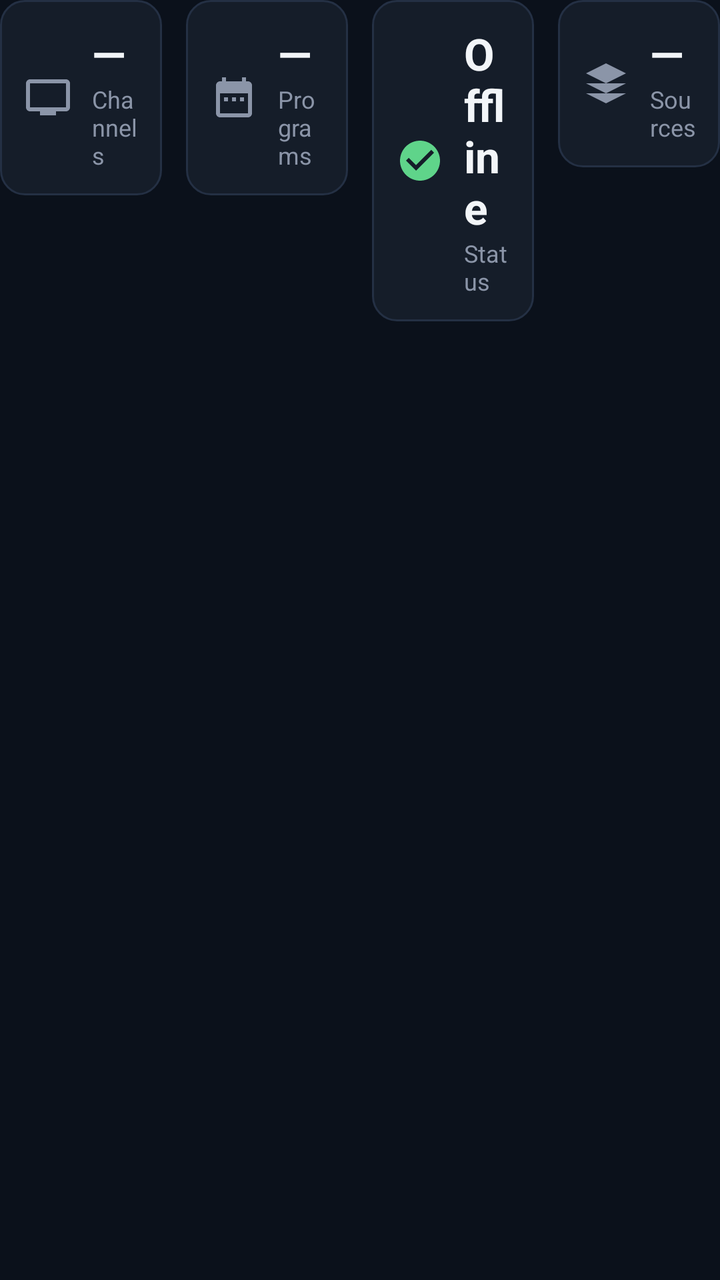
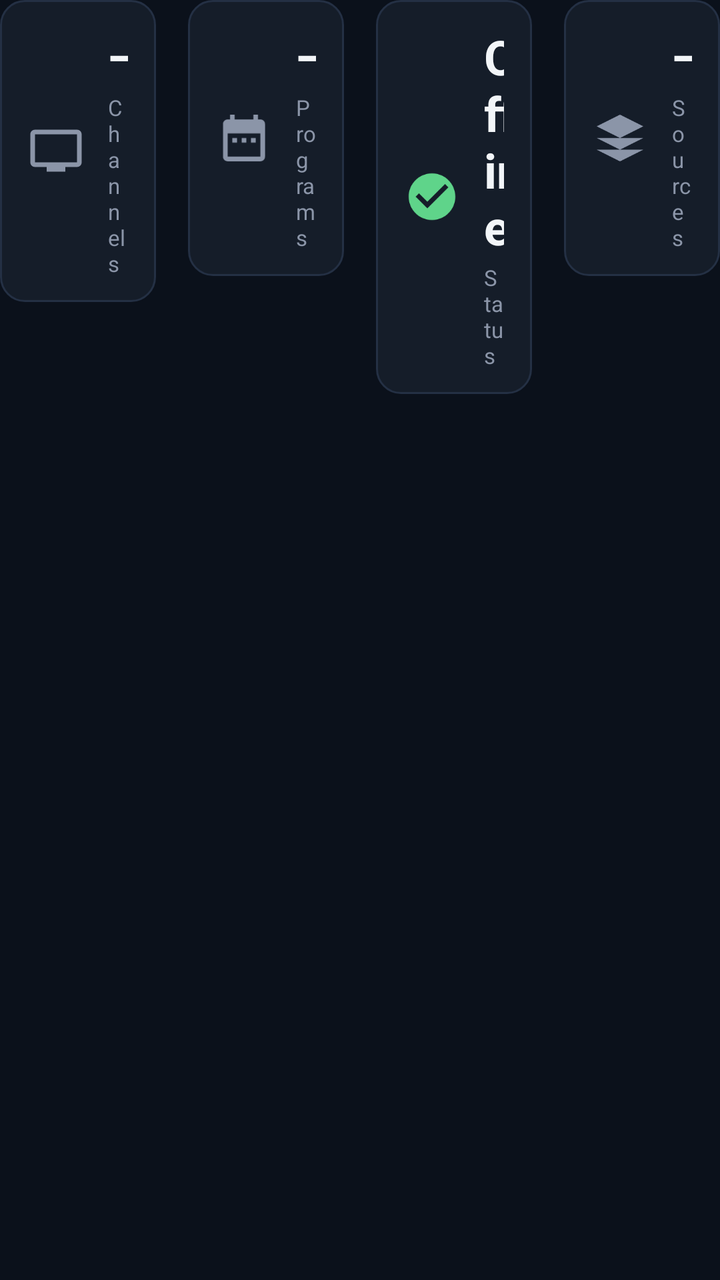

Compare the two renders of this Android layout. The source of the first and the diff that turns it into the second are given below.
<!-- AndroidManifest.xml: application theme Theme.StepDaddyGateway -->
<!-- res/layout/include_main_stats_row.xml -->
<?xml version="1.0" encoding="utf-8"?>
<LinearLayout xmlns:android="http://schemas.android.com/apk/res/android"
    android:layout_width="match_parent"
    android:layout_height="wrap_content"
    android:orientation="horizontal"
    android:weightSum="4">

    <LinearLayout
        android:layout_width="0dp"
        android:layout_height="wrap_content"
        android:layout_marginEnd="6dp"
        android:layout_weight="1"
        android:background="@drawable/bg_card"
        android:gravity="center_vertical"
        android:orientation="horizontal"
        android:padding="12dp">

        <ImageView
            android:layout_width="24dp"
            android:layout_height="24dp"
            android:contentDescription="@string/stat_channels"
            android:src="@drawable/ic_channels" />

        <LinearLayout
            android:layout_width="wrap_content"
            android:layout_height="wrap_content"
            android:layout_marginStart="10dp"
            android:orientation="vertical">

            <TextView
                android:id="@+id/statChannelsValue"
                android:layout_width="wrap_content"
                android:layout_height="wrap_content"
                android:text="—"
                android:textColor="@color/on_background"
                android:textSize="22sp"
                android:textStyle="bold" />

            <TextView
                android:layout_width="wrap_content"
                android:layout_height="wrap_content"
                android:text="@string/stat_channels"
                android:textColor="@color/on_background_muted"
                android:textSize="12sp" />
        </LinearLayout>
    </LinearLayout>

    <LinearLayout
        android:layout_width="0dp"
        android:layout_height="wrap_content"
        android:layout_marginHorizontal="6dp"
        android:layout_weight="1"
        android:background="@drawable/bg_card"
        android:gravity="center_vertical"
        android:orientation="horizontal"
        android:padding="12dp">

        <ImageView
            android:layout_width="24dp"
            android:layout_height="24dp"
            android:contentDescription="@string/stat_programs"
            android:src="@drawable/ic_programs" />

        <LinearLayout
            android:layout_width="wrap_content"
            android:layout_height="wrap_content"
            android:layout_marginStart="10dp"
            android:orientation="vertical">

            <TextView
                android:id="@+id/statProgramsValue"
                android:layout_width="wrap_content"
                android:layout_height="wrap_content"
                android:text="—"
                android:textColor="@color/on_background"
                android:textSize="22sp"
                android:textStyle="bold" />

            <TextView
                android:layout_width="wrap_content"
                android:layout_height="wrap_content"
                android:text="@string/stat_programs"
                android:textColor="@color/on_background_muted"
                android:textSize="12sp" />
        </LinearLayout>
    </LinearLayout>

    <LinearLayout
        android:layout_width="0dp"
        android:layout_height="wrap_content"
        android:layout_marginHorizontal="6dp"
        android:layout_weight="1"
        android:background="@drawable/bg_card"
        android:gravity="center_vertical"
        android:orientation="horizontal"
        android:padding="12dp">

        <ImageView
            android:id="@+id/statStatusIcon"
            android:layout_width="24dp"
            android:layout_height="24dp"
            android:contentDescription="@string/stat_status"
            android:src="@drawable/ic_status_check" />

        <LinearLayout
            android:layout_width="wrap_content"
            android:layout_height="wrap_content"
            android:layout_marginStart="10dp"
            android:orientation="vertical">

            <TextView
                android:id="@+id/statStatusValue"
                android:layout_width="wrap_content"
                android:layout_height="wrap_content"
                android:text="@string/status_offline"
                android:textColor="@color/on_background"
                android:textSize="22sp"
                android:textStyle="bold" />

            <TextView
                android:layout_width="wrap_content"
                android:layout_height="wrap_content"
                android:text="@string/stat_status"
                android:textColor="@color/on_background_muted"
                android:textSize="12sp" />
        </LinearLayout>
    </LinearLayout>

    <LinearLayout
        android:layout_width="0dp"
        android:layout_height="wrap_content"
        android:layout_marginStart="6dp"
        android:layout_weight="1"
        android:background="@drawable/bg_card"
        android:gravity="center_vertical"
        android:orientation="horizontal"
        android:padding="12dp">

        <ImageView
            android:layout_width="24dp"
            android:layout_height="24dp"
            android:contentDescription="@string/stat_sources"
            android:src="@drawable/ic_sources" />

        <LinearLayout
            android:layout_width="wrap_content"
            android:layout_height="wrap_content"
            android:layout_marginStart="10dp"
            android:orientation="vertical">

            <TextView
                android:id="@+id/statSourcesValue"
                android:layout_width="wrap_content"
                android:layout_height="wrap_content"
                android:text="—"
                android:textColor="@color/on_background"
                android:textSize="22sp"
                android:textStyle="bold" />

            <TextView
                android:layout_width="wrap_content"
                android:layout_height="wrap_content"
                android:text="@string/stat_sources"
                android:textColor="@color/on_background_muted"
                android:textSize="12sp" />
        </LinearLayout>
    </LinearLayout>
</LinearLayout>
<!-- resources referenced by this layout -->
<resources>
  <color name="on_background">#F2F5F8</color>
  <color name="on_background_muted">#8B95A8</color>
  <!-- drawable bg_card (drawable) -->
  <?xml version="1.0" encoding="utf-8"?>
  <shape xmlns:android="http://schemas.android.com/apk/res/android"
      android:shape="rectangle">
      <solid android:color="@color/panel_background" />
      <stroke
          android:width="1dp"
          android:color="@color/panel_border" />
      <corners android:radius="12dp" />
  </shape>
  <!-- drawable ic_channels (drawable) -->
  <?xml version="1.0" encoding="utf-8"?>
  <vector xmlns:android="http://schemas.android.com/apk/res/android"
      android:width="24dp"
      android:height="24dp"
      android:viewportWidth="24"
      android:viewportHeight="24">
      <path
          android:fillColor="#8B95A8"
          android:pathData="M21,3H3c-1.1,0 -2,0.9 -2,2v12c0,1.1 0.9,2 2,2h5v2h8v-2h5c1.1,0 2,-0.9 2,-2V5c0,-1.1 -0.9,-2 -2,-2zM21,17H3V5h18v12z" />
  </vector>
  <!-- drawable ic_programs (drawable) -->
  <?xml version="1.0" encoding="utf-8"?>
  <vector xmlns:android="http://schemas.android.com/apk/res/android"
      android:width="24dp"
      android:height="24dp"
      android:viewportWidth="24"
      android:viewportHeight="24">
      <path
          android:fillColor="#8B95A8"
          android:pathData="M19,4h-1V2h-2v2H8V2H6v2H5c-1.1,0 -2,0.9 -2,2v14c0,1.1 0.9,2 2,2h14c1.1,0 2,-0.9 2,-2V6c0,-1.1 -0.9,-2 -2,-2zM19,20H5V10h14v10zM9,14H7v-2h2v2zM13,14h-2v-2h2v2zM17,14h-2v-2h2v2z" />
  </vector>
  <!-- drawable ic_sources (drawable) -->
  <?xml version="1.0" encoding="utf-8"?>
  <vector xmlns:android="http://schemas.android.com/apk/res/android"
      android:width="24dp"
      android:height="24dp"
      android:viewportWidth="24"
      android:viewportHeight="24">
      <path
          android:fillColor="#8B95A8"
          android:pathData="M12,2L2,7l10,5l10,-5L12,2zM2,17l10,5l10,-5M2,12l10,5l10,-5" />
  </vector>
  <!-- drawable ic_status_check (drawable) -->
  <?xml version="1.0" encoding="utf-8"?>
  <vector xmlns:android="http://schemas.android.com/apk/res/android"
      android:width="24dp"
      android:height="24dp"
      android:viewportWidth="24"
      android:viewportHeight="24">
      <path
          android:fillColor="#5FD48A"
          android:pathData="M12,2C6.48,2 2,6.48 2,12s4.48,10 10,10s10,-4.48 10,-10S17.52,2 12,2zM10,17l-5,-5l1.41,-1.41L10,14.17l7.59,-7.59L19,8l-9,9z" />
  </vector>
  <string name="stat_channels">Channels</string>
  <string name="stat_programs">Programs</string>
  <string name="stat_sources">Sources</string>
  <string name="stat_status">Status</string>
  <string name="status_offline">Offline</string>
  <style name="Theme.StepDaddyGateway" parent="Theme.MaterialComponents.DayNight.NoActionBar">
          <item name="colorPrimary">@color/primary</item>
          <item name="colorPrimaryVariant">@color/primary_dark</item>
          <item name="android:statusBarColor">@color/background</item>
          <item name="android:navigationBarColor">@color/background</item>
          <item name="android:windowBackground">@color/background</item>
      </style>
  <color name="panel_background">#151D29</color>
  <color name="panel_border">#243044</color>
  <color name="primary">#2DD4BF</color>
  <color name="primary_dark">#14B8A6</color>
  <color name="background">#0B111B</color>
</resources>

<!-- the commit's change to res/layout/include_main_stats_row.xml (unified diff, before → after) -->
@@ -8,23 +8,25 @@
     <LinearLayout
         android:layout_width="0dp"
         android:layout_height="wrap_content"
-        android:layout_marginEnd="6dp"
+        android:layout_marginEnd="8dp"
         android:layout_weight="1"
         android:background="@drawable/bg_card"
         android:gravity="center_vertical"
+        android:minHeight="72dp"
         android:orientation="horizontal"
-        android:padding="12dp">
+        android:paddingHorizontal="14dp"
+        android:paddingVertical="12dp">
 
         <ImageView
-            android:layout_width="24dp"
-            android:layout_height="24dp"
+            android:layout_width="28dp"
+            android:layout_height="28dp"
             android:contentDescription="@string/stat_channels"
             android:src="@drawable/ic_channels" />
 
         <LinearLayout
             android:layout_width="wrap_content"
             android:layout_height="wrap_content"
-            android:layout_marginStart="10dp"
+            android:layout_marginStart="12dp"
             android:orientation="vertical">
 
             <TextView
@@ -33,38 +35,41 @@
                 android:layout_height="wrap_content"
                 android:text="—"
                 android:textColor="@color/on_background"
-                android:textSize="22sp"
+                android:textSize="24sp"
                 android:textStyle="bold" />
 
             <TextView
                 android:layout_width="wrap_content"
                 android:layout_height="wrap_content"
+                android:layout_marginTop="2dp"
                 android:text="@string/stat_channels"
                 android:textColor="@color/on_background_muted"
-                android:textSize="12sp" />
+                android:textSize="11sp" />
         </LinearLayout>
     </LinearLayout>
 
     <LinearLayout
         android:layout_width="0dp"
         android:layout_height="wrap_content"
-        android:layout_marginHorizontal="6dp"
+        android:layout_marginHorizontal="8dp"
         android:layout_weight="1"
         android:background="@drawable/bg_card"
         android:gravity="center_vertical"
+        android:minHeight="72dp"
         android:orientation="horizontal"
-        android:padding="12dp">
+        android:paddingHorizontal="14dp"
+        android:paddingVertical="12dp">
 
         <ImageView
-            android:layout_width="24dp"
-            android:layout_height="24dp"
+            android:layout_width="28dp"
+            android:layout_height="28dp"
             android:contentDescription="@string/stat_programs"
             android:src="@drawable/ic_programs" />
 
         <LinearLayout
             android:layout_width="wrap_content"
             android:layout_height="wrap_content"
-            android:layout_marginStart="10dp"
+            android:layout_marginStart="12dp"
             android:orientation="vertical">
 
             <TextView
@@ -73,39 +78,42 @@
                 android:layout_height="wrap_content"
                 android:text="—"
                 android:textColor="@color/on_background"
-                android:textSize="22sp"
+                android:textSize="24sp"
                 android:textStyle="bold" />
 
             <TextView
                 android:layout_width="wrap_content"
                 android:layout_height="wrap_content"
+                android:layout_marginTop="2dp"
                 android:text="@string/stat_programs"
                 android:textColor="@color/on_background_muted"
-                android:textSize="12sp" />
+                android:textSize="11sp" />
         </LinearLayout>
     </LinearLayout>
 
     <LinearLayout
         android:layout_width="0dp"
         android:layout_height="wrap_content"
-        android:layout_marginHorizontal="6dp"
+        android:layout_marginHorizontal="8dp"
         android:layout_weight="1"
         android:background="@drawable/bg_card"
         android:gravity="center_vertical"
+        android:minHeight="72dp"
         android:orientation="horizontal"
-        android:padding="12dp">
+        android:paddingHorizontal="14dp"
+        android:paddingVertical="12dp">
 
         <ImageView
             android:id="@+id/statStatusIcon"
-            android:layout_width="24dp"
-            android:layout_height="24dp"
+            android:layout_width="28dp"
+            android:layout_height="28dp"
             android:contentDescription="@string/stat_status"
             android:src="@drawable/ic_status_check" />
 
         <LinearLayout
             android:layout_width="wrap_content"
             android:layout_height="wrap_content"
-            android:layout_marginStart="10dp"
+            android:layout_marginStart="12dp"
             android:orientation="vertical">
 
             <TextView
@@ -114,38 +122,41 @@
                 android:layout_height="wrap_content"
                 android:text="@string/status_offline"
                 android:textColor="@color/on_background"
-                android:textSize="22sp"
+                android:textSize="24sp"
                 android:textStyle="bold" />
 
             <TextView
                 android:layout_width="wrap_content"
                 android:layout_height="wrap_content"
+                android:layout_marginTop="2dp"
                 android:text="@string/stat_status"
                 android:textColor="@color/on_background_muted"
-                android:textSize="12sp" />
+                android:textSize="11sp" />
         </LinearLayout>
     </LinearLayout>
 
     <LinearLayout
         android:layout_width="0dp"
         android:layout_height="wrap_content"
-        android:layout_marginStart="6dp"
+        android:layout_marginStart="8dp"
         android:layout_weight="1"
         android:background="@drawable/bg_card"
         android:gravity="center_vertical"
+        android:minHeight="72dp"
         android:orientation="horizontal"
-        android:padding="12dp">
+        android:paddingHorizontal="14dp"
+        android:paddingVertical="12dp">
 
         <ImageView
-            android:layout_width="24dp"
-            android:layout_height="24dp"
+            android:layout_width="28dp"
+            android:layout_height="28dp"
             android:contentDescription="@string/stat_sources"
             android:src="@drawable/ic_sources" />
 
         <LinearLayout
             android:layout_width="wrap_content"
             android:layout_height="wrap_content"
-            android:layout_marginStart="10dp"
+            android:layout_marginStart="12dp"
             android:orientation="vertical">
 
             <TextView
@@ -154,15 +165,16 @@
                 android:layout_height="wrap_content"
                 android:text="—"
                 android:textColor="@color/on_background"
-                android:textSize="22sp"
+                android:textSize="24sp"
                 android:textStyle="bold" />
 
             <TextView
                 android:layout_width="wrap_content"
                 android:layout_height="wrap_content"
+                android:layout_marginTop="2dp"
                 android:text="@string/stat_sources"
                 android:textColor="@color/on_background_muted"
-                android:textSize="12sp" />
+                android:textSize="11sp" />
         </LinearLayout>
     </LinearLayout>
 </LinearLayout>
